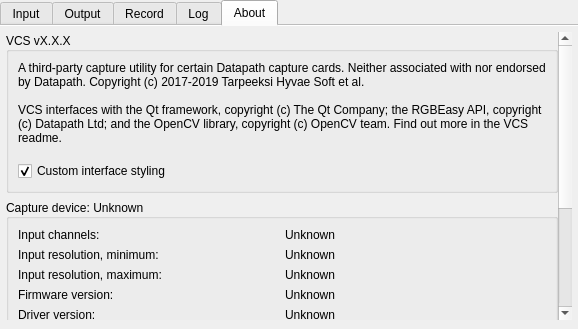
Above: src/display/qt/windows/ui/control_panel_window.ui from mrehkopf/vcs before the change. Below: the same form after it.
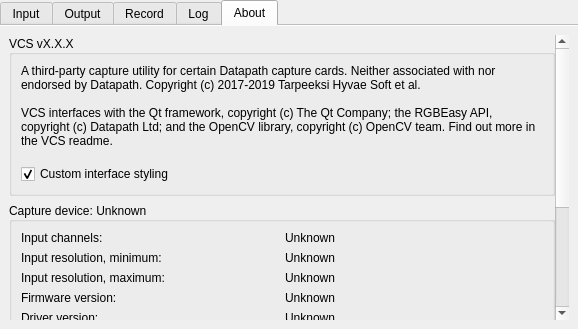
That is the form after the change. The open tabs and pages were chosen to show the change.

Commit message: GUI: Tweak groupbox padding in appstyle-gray.qss

```diff
--- a/src/display/qt/windows/ui/control_panel_window.ui
+++ b/src/display/qt/windows/ui/control_panel_window.ui
@@ -1878,13 +1878,13 @@
         <number>0</number>
        </property>
        <property name="leftMargin">
-        <number>6</number>
+        <number>9</number>
        </property>
        <property name="topMargin">
-        <number>6</number>
+        <number>9</number>
        </property>
        <property name="rightMargin">
-        <number>6</number>
+        <number>9</number>
        </property>
        <property name="bottomMargin">
         <number>9</number>
@@ -1902,7 +1902,7 @@
            <rect>
             <x>0</x>
             <y>0</y>
-            <width>548</width>
+            <width>542</width>
             <height>554</height>
            </rect>
           </property>
```
Left out of the diff: 2 changed lines with no effect on the pictures. The commit also changes 1 other file.
